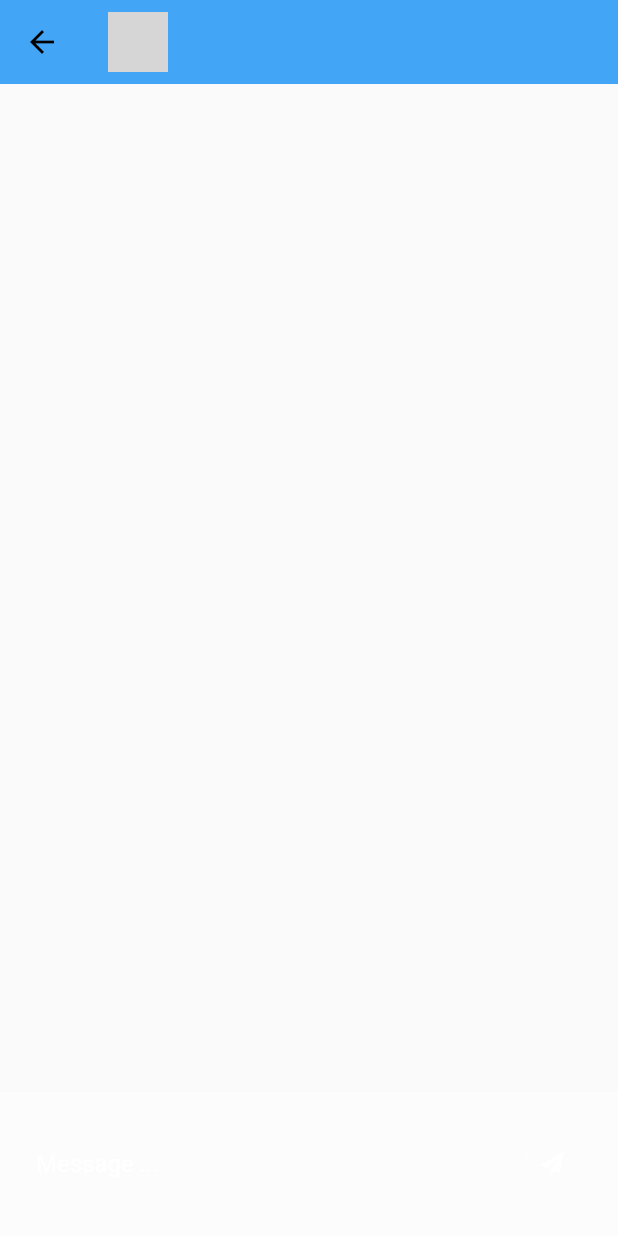
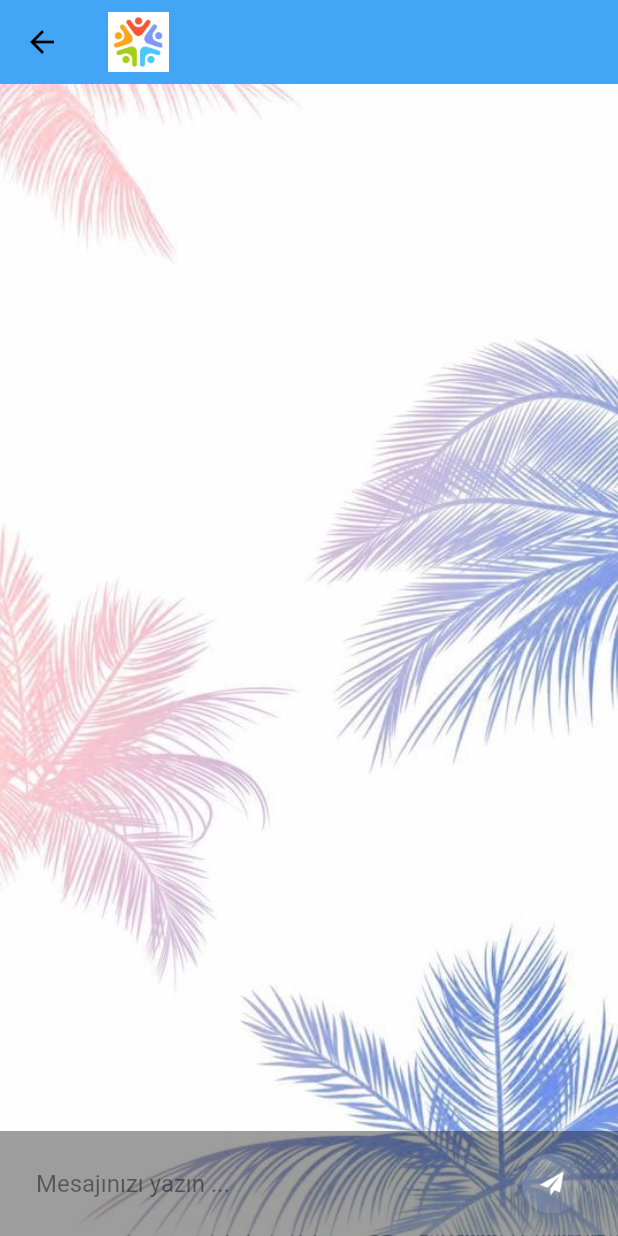
Before and after one commit to sertanfox/kanser_dernegi, a Flutter app: the Chat screen opened directly, on a phone screen of 412 x 824 dp. Run offline on Flutter 3.47's test engine with Material 2 defaults, Android fonts, the phone set to English and light mode, and no system bars; our stand-ins replace cloud_firestore, firebase_auth, firebase_core, shared_preferences; accounts and stored records are empty; grey boxes are pictures that could not be loaded.

Commit message:
ChatRoom added- Few Bugs to Fix

```diff
--- a/lib/chat/chat.dart
+++ b/lib/chat/chat.dart
@@ -1,11 +1,9 @@
-import 'dart:io';
-
 import 'package:cloud_firestore/cloud_firestore.dart';
 import 'package:examples/components/validators.dart';
 import 'package:examples/services/database.dart';
 import 'package:flutter/material.dart';
 
-import '../widget.dart';
+import '../components/widget.dart';
 
 class Chat extends StatefulWidget {
   final String chatRoomId;
@@ -29,8 +27,8 @@ class _ChatState extends State<Chat> {
           itemCount: snapshot.data.documents.length,
             itemBuilder: (context, index){
               return MessageTile(
-                message: snapshot.data.documents[index].data["message"],
-                sendByMe: Constants.myName == snapshot.data.documents[index].data["sendBy"],
+                message: snapshot.data.documents[index].data()["message"],
+                sendByMe: Constants.myName == snapshot.data.documents[index].data()["sendBy"],
               );
             }) : Container();
       },
@@ -70,6 +68,12 @@ class _ChatState extends State<Chat> {
     return Scaffold(
       appBar: appBarMain(context),
       body: Container(
+        decoration: BoxDecoration(
+            image: DecorationImage(
+                fit: BoxFit.cover,
+                image: AssetImage("assets/images/palmiye_aydinlik.jpg")
+            )
+        ),
         child: Stack(
           children: [
             chatMessages(),
@@ -79,8 +83,8 @@ class _ChatState extends State<Chat> {
                   .size
                   .width,
               child: Container(
-                padding: EdgeInsets.symmetric(horizontal: 24, vertical: 24),
-                color: Color(0x54FFFFFF),
+                padding: EdgeInsets.symmetric(horizontal: 24, vertical: 11),
+                color: Colors.black38,
                 child: Row(
                   children: [
                     Expanded(
@@ -88,9 +92,9 @@ class _ChatState extends State<Chat> {
                           controller: messageEditingController,
                           style: simpleTextStyle(),
                           decoration: InputDecoration(
-                              hintText: "Message ...",
+                              hintText: "Mesajınızı yazın ...",
                               hintStyle: TextStyle(
-                                color: Colors.white,
+                                color: Colors.black45,
                                 fontSize: 16,
                               ),
                               border: InputBorder.none
--- a/lib/components/validators.dart
+++ b/lib/components/validators.dart
@@ -60,5 +60,5 @@ class Validators {
 }
 class Constants{
 
-  static String myName = "";
+  static String myName = "Sertan";
 }
--- a/lib/widget.dart
+++ b/lib/components/widget.dart
@@ -3,7 +3,7 @@ import 'package:flutter/material.dart';
 Widget appBarMain(BuildContext context) {
   return AppBar(
     title: Image.asset(
-      "assets/images/logo.png",
+      "assets/images/social-support.jpg",
       height: 40,
     ),
     elevation: 0.0,
--- a/lib/functions.dart
+++ b/lib/functions.dart
@@ -21,7 +21,7 @@ class AppLogo extends StatelessWidget {
   @override
   Widget build(BuildContext context) {
     return CircleAvatar(
-        radius: 75,
+        radius: 35,
         backgroundImage: AssetImage('assets/images/social-support.jpg'));
   }
 }
--- a/lib/providers/user_provider.dart
+++ b/lib/providers/user_provider.dart
@@ -1,11 +1,11 @@
 import 'package:examples/models/user.dart';
-import 'package:examples/services/firestore_service.dart';
+import 'package:examples/services/database.dart';
 import 'package:flutter/cupertino.dart';
 import 'package:flutter/material.dart';
 import 'package:uuid/uuid.dart';
 
 class UserProvider with ChangeNotifier {
-  final firestoreService = FirestoreService();
+  final database = DatabaseMethods();
   String _phoneNumber;
   String _username;
   String _cancertype;
@@ -35,6 +35,6 @@ class UserProvider with ChangeNotifier {
         id: uuid.v4());
     print(
         "username :$_username, cancertype :$_cancertype, location :$location, id :$id");
-    firestoreService.saveUser(newUser);
+    database.saveUser(newUser);
   }
 }
```
Also changed, not shown: lib/chat/chatrooms.dart (+21 -20 lines), lib/main.dart (+8 -5 lines), lib/screens/informations.dart (+20 -7 lines), lib/screens/search.dart (+9 -8 lines), lib/screens/search_group.dart (+15 -25 lines), lib/services/database.dart (+8 -1 lines), lib/services/firestore_service.dart (deleted, +0 -10 lines).
